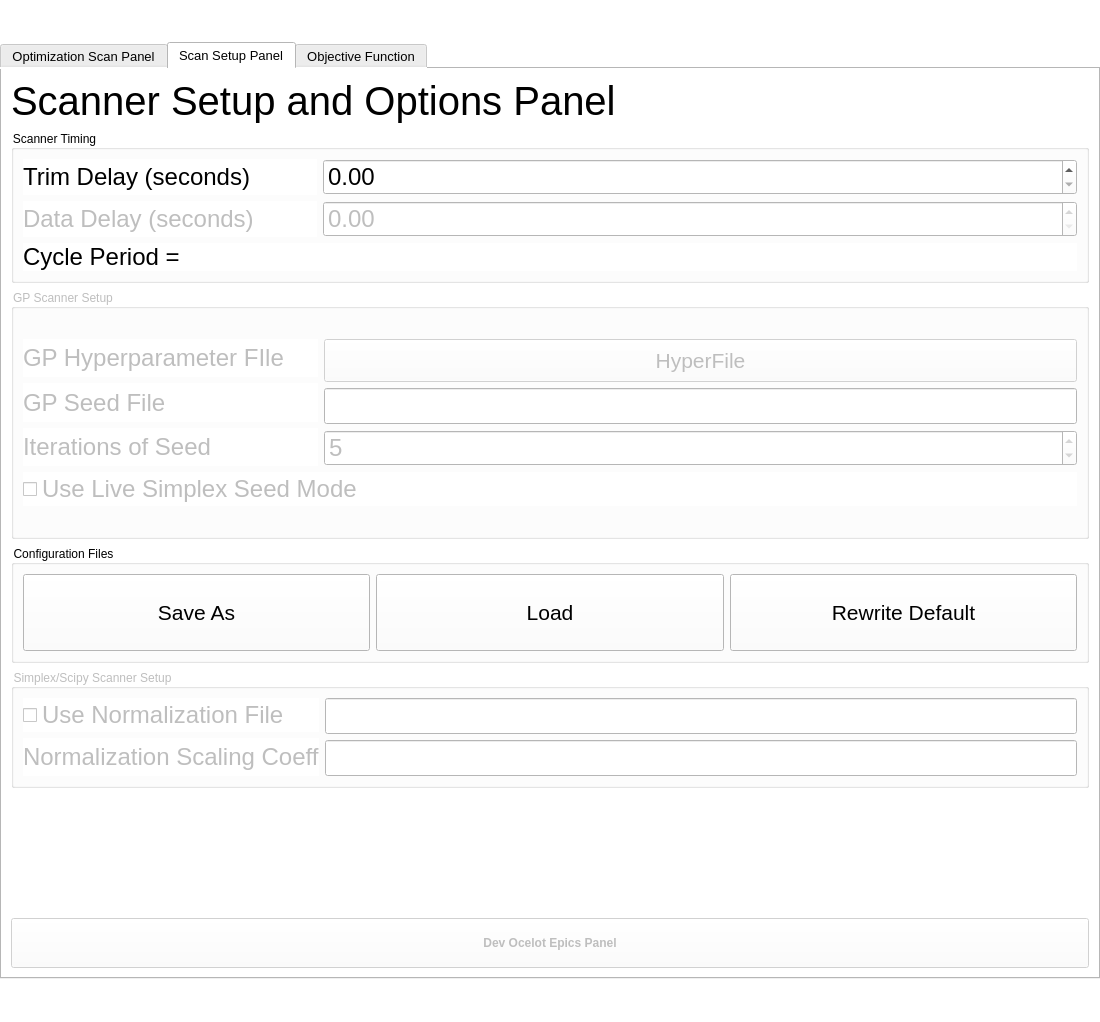
This is optimizer/UIOcelotInterface_gen.ui in ocelot-collab/ocelot as Qt 5 draws it before an edit. The edited form follows.
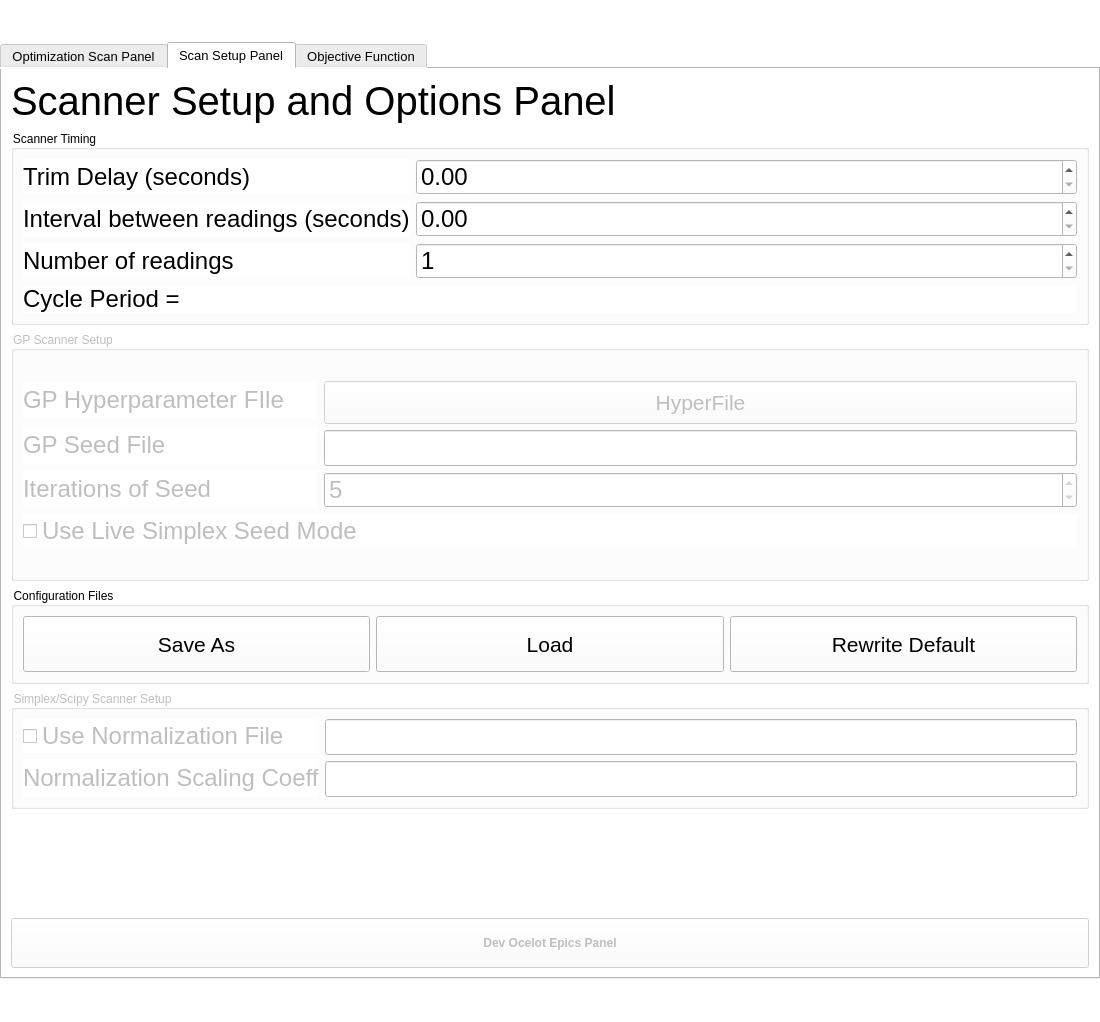
This is the edited form. The open tabs and pages were chosen to show the change. Custom widgets are drawn as their Qt base class.

What changed in the file:
```diff
--- a/optimizer/UIOcelotInterface_gen.ui
+++ b/optimizer/UIOcelotInterface_gen.ui
@@ -319,7 +319,7 @@
               <item>
                <widget class="QLabel" name="label_6">
                 <property name="enabled">
-                 <bool>false</bool>
+                 <bool>true</bool>
                 </property>
                 <property name="maximumSize">
                  <size>
@@ -333,7 +333,28 @@
                  </font>
                 </property>
                 <property name="text">
-                 <string>Data Delay (seconds) </string>
+                 <string>Interval between readings (seconds)</string>
+                </property>
+               </widget>
+              </item>
+              <item>
+               <widget class="QLabel" name="label_30">
+                <property name="enabled">
+                 <bool>true</bool>
+                </property>
+                <property name="maximumSize">
+                 <size>
+                  <width>16777215</width>
+                  <height>16777215</height>
+                 </size>
+                </property>
+                <property name="font">
+                 <font>
+                  <pointsize>18</pointsize>
+                 </font>
+                </property>
+                <property name="text">
+                 <string>Number of readings</string>
                 </property>
                </widget>
               </item>
@@ -374,7 +395,7 @@
               <item>
                <widget class="QDoubleSpinBox" name="sb_ddelay">
                 <property name="enabled">
-                 <bool>false</bool>
+                 <bool>true</bool>
                 </property>
                 <property name="font">
                  <font>
@@ -395,6 +416,24 @@
                 </property>
                </widget>
               </item>
+              <item>
+               <widget class="QSpinBox" name="sb_nreadings">
+                <property name="font">
+                 <font>
+                  <pointsize>18</pointsize>
+                 </font>
+                </property>
+                <property name="locale">
+                 <locale language="English" country="UnitedStates"/>
+                </property>
+                <property name="minimum">
+                 <number>1</number>
+                </property>
+                <property name="value">
+                 <number>1</number>
+                </property>
+               </widget>
+              </item>
              </layout>
             </item>
            </layout>
```
Left out of the diff: 2 changed lines with no effect on the pictures.
